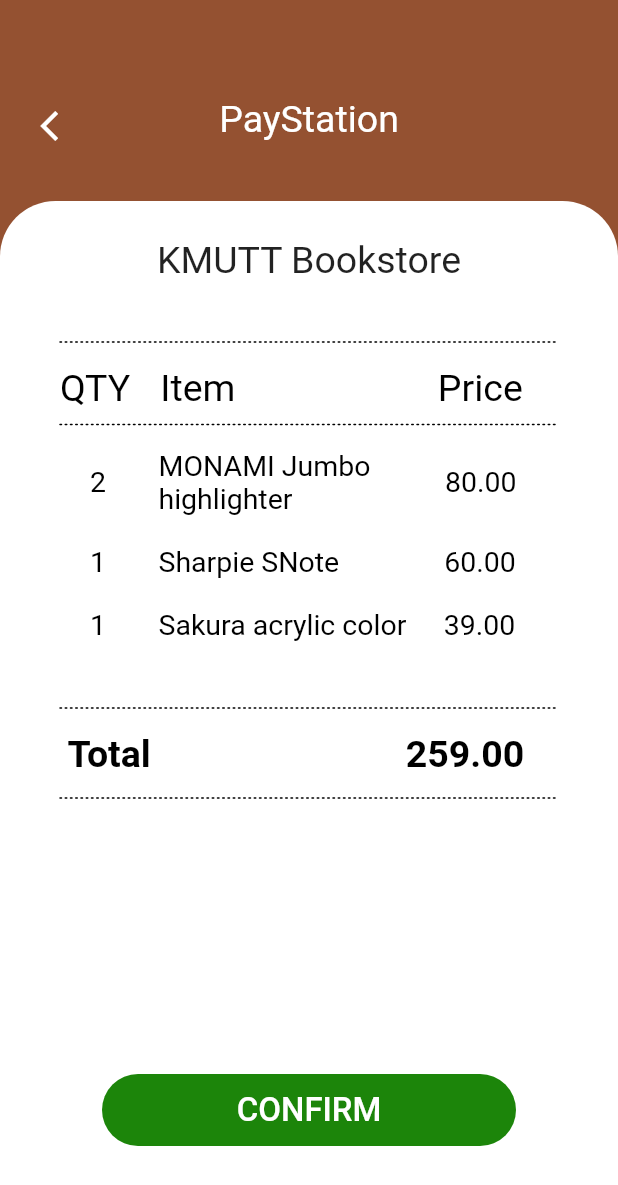
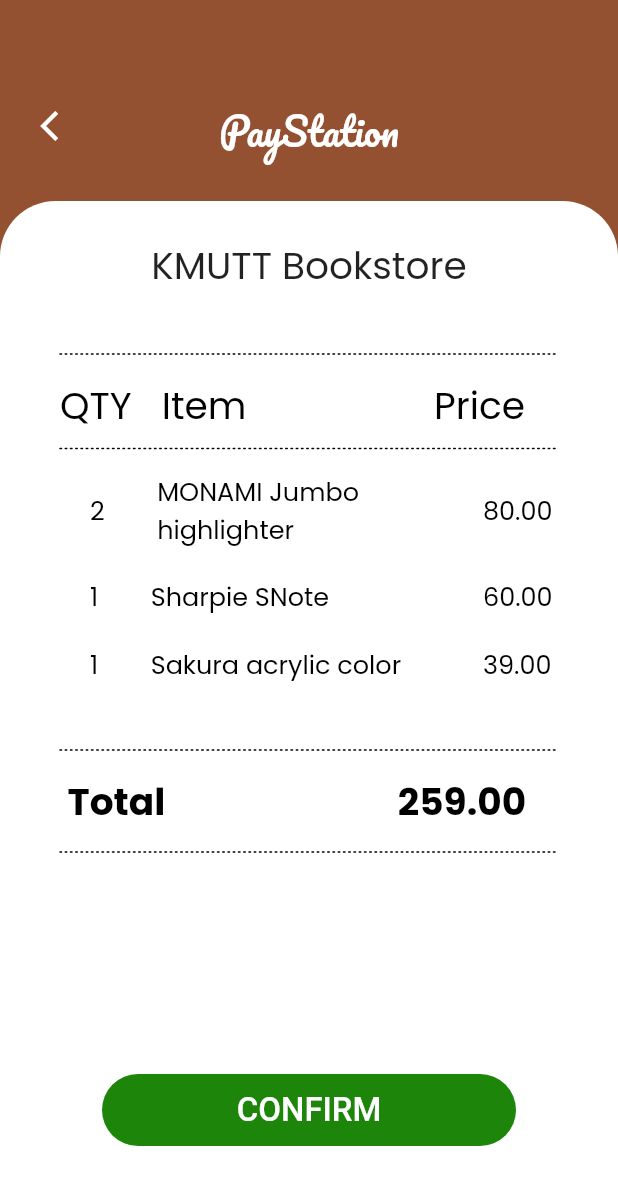
Before and after one commit to jedipw/paystation_frontend, a Flutter app: the ListPage screen opened directly, on a phone screen of 412 x 824 dp. Shown: the top 1185 px of the screen. Run offline on Flutter 3.47's test engine with Material 2 defaults, Android fonts, the phone set to English and light mode, and no system bars; our stand-ins replace camera.

Commit message:
Update list page
Change font size of item from 19 to 17 and name of item can overflow while the number of price still in the same position

```diff
--- a/lib/page/list_page.dart
+++ b/lib/page/list_page.dart
@@ -14,7 +14,8 @@
             color: const Color.fromARGB(255, 0x94, 0x51, 0x31),
           ),
           Padding(
-            padding: const EdgeInsets.fromLTRB(15, 60, 0, 0), // Adjust the left padding as needed
+            padding: const EdgeInsets.fromLTRB(
+                15, 60, 0, 0), // Adjust the left padding as needed
             child: IconButton(
               icon: const Icon(Icons.arrow_back_ios),
               onPressed: () {
@@ -27,12 +28,14 @@
             mainAxisAlignment: MainAxisAlignment.center,
             children: <Widget>[
               Padding(
-                padding: EdgeInsets.only(top: 65), // Adjust the top padding as needed
+                padding: EdgeInsets.only(
+                    top: 65), // Adjust the top padding as needed
                 child: Text(
                   'PayStation',
                   style: TextStyle(
                       color: Colors.white, // Text color
-                    fontSize: 25, // Text size
+                      fontSize: 25,
+                      fontFamily: 'Pacifico' // Text size
                       ),
                 ),
               ),
@@ -46,7 +49,8 @@
             child: Container(
               width: double.infinity,
               decoration: const BoxDecoration(
-                color: Colors.white, // Change this color to the background color you want
+                color: Colors
+                    .white, // Change this color to the background color you want
                 borderRadius: BorderRadius.only(
                   topLeft: Radius.circular(37.0),
                   topRight: Radius.circular(37.0),
@@ -55,17 +59,21 @@
               child: Column(
                 children: <Widget>[
                   const Padding(
-                    padding: EdgeInsets.only(top: 25), // Adjust the padding as needed
+                    padding: EdgeInsets.only(
+                        top: 25), // Adjust the padding as needed
                     child: Text(
                       'KMUTT Bookstore',
                       style: TextStyle(
-                        fontSize: 25, // Customize the font size as needed
+                          fontSize: 25,
+                          fontFamily:
+                              'Poppins' // Customize the font size as needed
                           ),
                     ),
                   ),
                   // Add the custom painted dashed line with padding
                   Padding(
-                    padding: const EdgeInsets.fromLTRB(40, 40, 40, 0), // Adjust the padding as needed
+                    padding: const EdgeInsets.fromLTRB(
+                        40, 40, 40, 0), // Adjust the padding as needed
                     child: CustomPaint(
                       size: const Size(double.infinity, 16),
                       painter: DashedLinePainter(),
@@ -80,7 +88,8 @@
                         'QTY',
                         style: TextStyle(
                             fontSize: 25,
-                          color: Colors.black, // Text color
+                            color: Colors.black,
+                            fontFamily: 'Poppins' // Text color
                             ),
                       ),
                       SizedBox(width: 20),
@@ -88,120 +97,151 @@
                         'Item', // Add your custom text here
                         style: TextStyle(
                             fontSize: 25,
-                          color: Colors.black, // Text color
+                            color: Colors.black,
+                            fontFamily: 'Poppins' // Text color
                             ),
                       ),
-                      SizedBox(width: 135),
+                      SizedBox(width: 125),
                       Text(
                         'Price', // Add your custom text here
                         style: TextStyle(
                             fontSize: 25,
-                          color: Colors.black, // Text color
+                            color: Colors.black,
+                            fontFamily: 'Poppins' // Text color
                             ),
                       ),
                     ],
                   ),
 
                   Padding(
-                    padding: const EdgeInsets.fromLTRB(40, 10, 40, 0), // Adjust the padding as needed
+                    padding: const EdgeInsets.fromLTRB(
+                        40, 10, 40, 0), // Adjust the padding as needed
                     child: CustomPaint(
                       size: const Size(double.infinity, 16),
                       painter: DashedLinePainter(),
                     ),
                   ),
 
-                  const Row(
+            Row(
   mainAxisAlignment: MainAxisAlignment.start,
   children: <Widget>[
-                      SizedBox(width: 60),
-                      Text(
+    const SizedBox(width: 60),
+    const Text(
       '2',
       style: TextStyle(
-                          fontSize: 19,
-                          color: Colors.black, // Text color
+        fontSize: 17,
+        color: Colors.black,
+        fontFamily: 'Poppins',
       ),
     ),
-                      SizedBox(width: 35),
-                      Text(
-                        'MONAMI Jumbo \nhighlighter', // Add your custom text here
+    const SizedBox(width: 35),
+    const Expanded(
+      child: Text(
+        'MONAMI Jumbo highlighter',
         style: TextStyle(
-                          fontSize: 19,
-                          color: Colors.black, // Text color
+          fontSize: 17,
+          color: Colors.black,
+          fontFamily: 'Poppins',
+        ),
+        overflow: TextOverflow.fade,
       ),
     ),
-                      SizedBox(width: 45),
-                      Text(
-                        '80.00', // Add your custom text here
+    Container( // Wrap the "80.00" text in a Container
+      width: 90, // Adjust the width as needed
+      child: const Text(
+        '80.00',
         style: TextStyle(
-                          fontSize: 19,
-                          color: Colors.black, // Text color
+          fontSize: 17,
+          color: Colors.black,
+          fontFamily: 'Poppins',
+        ),
       ),
     ),
   ],
 ),
+
                   const SizedBox(height: 20),
-                  const Row(
+                 Row(
   mainAxisAlignment: MainAxisAlignment.start,
   children: <Widget>[
-                      SizedBox(width: 60),
-                      Text(
+    const SizedBox(width: 60),
+    const Text(
       '1',
       style: TextStyle(
-                          fontSize: 19,
-                          color: Colors.black, // Text color
+        fontSize: 17,
+        color: Colors.black,
+        fontFamily: 'Poppins',
       ),
     ),
-                      SizedBox(width: 35),
-                      Text(
-                        'Sharpie SNote', // Add your custom text here
+    const SizedBox(width: 35),
+    const Expanded(
+      child: Text(
+        'Sharpie SNote',
         style: TextStyle(
-                          fontSize: 19,
-                          color: Colors.black, // Text color
+          fontSize: 17,
+          color: Colors.black,
+          fontFamily: 'Poppins',
+        ),
+        overflow: TextOverflow.fade, // You can use TextOverflow.ellipsis if preferred
       ),
     ),
-                      SizedBox(width: 70),
-                      Text(
-                        '60.00', // Add your custom text here
+    Container( // Wrap the "60.00" text in a Container
+      width: 90, // Adjust the width as needed
+      child: const Text(
+        '60.00',
         style: TextStyle(
-                          fontSize: 19,
-                          color: Colors.black, // Text color
+          fontSize: 17,
+          color: Colors.black,
+          fontFamily: 'Poppins',
+        ),
       ),
     ),
   ],
 ),
+
                   const SizedBox(height: 20),
-                   const Row(
+                  Row(
   mainAxisAlignment: MainAxisAlignment.start,
   children: <Widget>[
-                      SizedBox(width: 60),
-                      Text(
+    const SizedBox(width: 60),
+    const Text(
       '1',
       style: TextStyle(
-                          fontSize: 19,
-                          color: Colors.black, // Text color
+        fontSize: 17,
+        color: Colors.black,
+        fontFamily: 'Poppins',
       ),
     ),
-                      SizedBox(width: 35),
-                      Text(
-                        'Sakura acrylic color', // Add your custom text here
+    const SizedBox(width: 35),
+    const Expanded(
+      child: Text(
+        'Sakura acrylic color',
         style: TextStyle(
-                          fontSize: 19,
-                          color: Colors.black, // Text color
+          fontSize: 17,
+          color: Colors.black,
+          fontFamily: 'Poppins',
+        ),
+        overflow: TextOverflow.fade, // You can use TextOverflow.ellipsis if preferred
       ),
     ),
-                      SizedBox(width: 25),
-                      Text(
-                        '39.00', // Add your custom text here
+    Container( // Wrap the "39.00" text in a Container
+      width: 90, // Adjust the width as needed
+      child: const Text(
+        '39.00',
         style: TextStyle(
-                          fontSize: 19,
-                          color: Colors.black, // Text color
+          fontSize: 17,
+          color: Colors.black,
+          fontFamily: 'Poppins',
+        ),
       ),
     ),
   ],
 ),
+
                   const SizedBox(height: 35),
                   Padding(
-                    padding: const EdgeInsets.fromLTRB(40, 10, 40, 0), // Adjust the padding as needed
+                    padding: const EdgeInsets.fromLTRB(
+                        40, 10, 40, 0), // Adjust the padding as needed
                     child: CustomPaint(
                       size: const Size(double.infinity, 16),
                       painter: DashedLinePainter(),
@@ -216,22 +256,25 @@
                         style: TextStyle(
                             fontSize: 25,
                             color: Colors.black,
-                          fontWeight: FontWeight.bold, // Text color
+                            fontWeight: FontWeight.bold,
+                            fontFamily: 'Poppins' // Text color
                             ),
                       ),
-                      SizedBox(width: 170),
+                      SizedBox(width: 155),
                       Text(
                         '259.00', // Add your custom text here
                         style: TextStyle(
                             fontSize: 25,
                             color: Colors.black,
-                          fontWeight: FontWeight.bold, // Text color
+                            fontWeight: FontWeight.bold,
+                            fontFamily: 'Poppins' // Text color
                             ),
                       ),
                     ],
                   ),
                   Padding(
-                    padding: const EdgeInsets.fromLTRB(40, 15, 40, 0), // Adjust the padding as needed
+                    padding: const EdgeInsets.fromLTRB(
+                        40, 15, 40, 0), // Adjust the padding as needed
                     child: CustomPaint(
                       size: const Size(double.infinity, 16),
                       painter: DashedLinePainter(),
@@ -240,7 +283,6 @@
                 ],
               ),
             ),
-
           ),
           // Rounded Button with Green Color at the Bottom
           Positioned(
@@ -251,7 +293,8 @@
               child: Container(
                 width: 276, // Adjust the width as needed
                 decoration: BoxDecoration(
-                  color: const Color.fromARGB(255, 0x1C, 0x85, 0x0A), // Green color for the button
+                  color: const Color.fromARGB(
+                      255, 0x1C, 0x85, 0x0A), // Green color for the button
                   borderRadius: BorderRadius.circular(25.0),
                 ),
                 child: TextButton(
@@ -265,7 +308,8 @@
                   onPressed: () {
                     Navigator.push(
                       context,
-                      MaterialPageRoute(builder: (context) => const PaymentPage()),
+                      MaterialPageRoute(
+                          builder: (context) => const PaymentPage()),
                     );
                   },
                 ),
```
Lines whose indentation alone changed are shown as unchanged.
